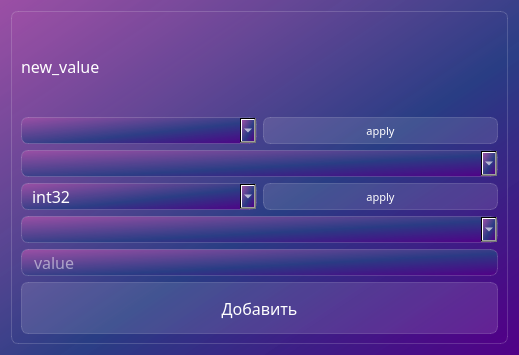
This is new_value.ui in Suslik2005/master-OPC-client as Qt 5 draws it before an edit. The edited form follows.
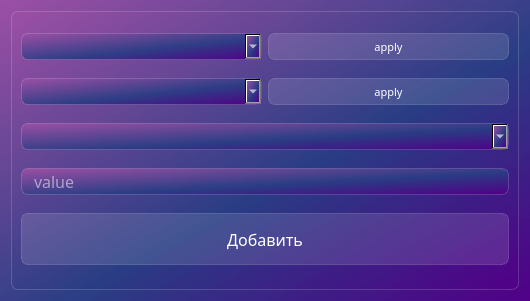
This is the edited form.

What changed in the file:
```diff
--- a/new_value.ui
+++ b/new_value.ui
@@ -6,8 +6,8 @@
    <rect>
     <x>0</x>
     <y>0</y>
-    <width>519</width>
-    <height>355</height>
+    <width>530</width>
+    <height>301</height>
    </rect>
   </property>
   <property name="windowTitle">
@@ -31,19 +31,6 @@
       <enum>QFrame::NoFrame</enum>
      </property>
      <layout class="QVBoxLayout" name="verticalLayout">
-      <item>
-       <widget class="QLabel" name="label">
-        <property name="styleSheet">
-         <string notr="true">color: white;
-font-size: 12pt;
-background-color: none;
-border: none;</string>
-        </property>
-        <property name="text">
-         <string>new_value</string>
-        </property>
-       </widget>
-      </item>
       <item>
        <layout class="QHBoxLayout" name="horizontalLayout_2">
         <item>
@@ -89,21 +76,10 @@
         </item>
        </layout>
       </item>
-      <item>
-       <widget class="QComboBox" name="comboBox_USTRO">
-        <property name="styleSheet">
-         <string notr="true">color: white;
-padding-left: 10px;
-font-size: 12pt;
-
-</string>
-        </property>
-       </widget>
-      </item>
       <item>
        <layout class="QHBoxLayout" name="horizontalLayout_3">
         <item>
-         <widget class="QComboBox" name="comboBox_formats">
+         <widget class="QComboBox" name="comboBox_USTRO">
           <property name="styleSheet">
            <string notr="true">color: white;
 padding-left: 10px;
@@ -111,26 +87,6 @@
 
 </string>
           </property>
-          <item>
-           <property name="text">
-            <string>int32</string>
-           </property>
-          </item>
-          <item>
-           <property name="text">
-            <string>uint32</string>
-           </property>
-          </item>
-          <item>
-           <property name="text">
-            <string>float32</string>
-           </property>
-          </item>
-          <item>
-           <property name="text">
-            <string>double64</string>
-           </property>
-          </item>
          </widget>
         </item>
         <item>
```
Left out of the diff: 2 changed lines with no effect on the pictures.
